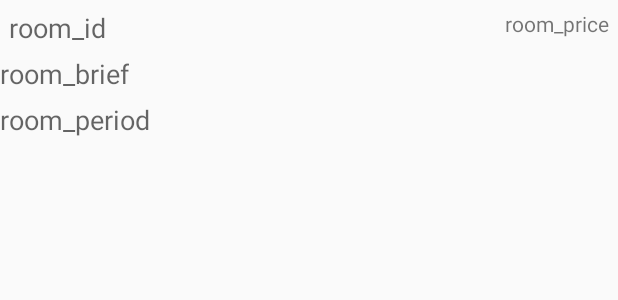
After one commit to AaronVon/TiaoTiao, an Android app: the layout recommendentries.xml on its own in the app's theme, with its tools: preview values and no code run, on a phone screen of 412 x 824 dp. The commit adds this screen. Shown: the top 300 px of the screen. Run offline under Robolectric (Android 15) with nearby library versions, the phone set to English and light mode, and no system bars.

Commit message:
update
some module update

```diff
--- a/app/src/main/AndroidManifest.xml
+++ b/app/src/main/AndroidManifest.xml
@@ -2,6 +2,7 @@
 <manifest xmlns:android="http://schemas.android.com/apk/res/android"
     package="com.example.aaron.tiaotiao" >
 
+    <uses-permission android:name="android.permission.INTERNET" />
     <application
         android:allowBackup="true"
         android:icon="@mipmap/ic_launcher"
@@ -16,6 +17,9 @@
                 <category android:name="android.intent.category.LAUNCHER" />
             </intent-filter>
         </activity>
+        <!--<activity android:name=".UserAccountActivity" />
+        <activity android:name=".RecommendAct" />-->
+
     </application>
 
 </manifest>
--- a/app/src/main/java/com/example/aaron/tiaotiao/MainActivity.java
+++ b/app/src/main/java/com/example/aaron/tiaotiao/MainActivity.java
@@ -136,15 +136,11 @@ public class MainActivity extends FragmentActivity {
                     fragmentManager.beginTransaction()
                             .replace(R.id.content_frame, new RecommendFragment())
                             .commit();
-
-                    mDrawerLayout.closeDrawers();
                     break;
                 case R.id.button_2:
                     fragmentManager.beginTransaction()
                             .replace(R.id.content_frame, new PartnerFragment())
                             .commit();
-
-                    mDrawerLayout.closeDrawers();
                     break;
                 case R.id.button_3:
                     fragmentManager.beginTransaction()
@@ -152,6 +148,8 @@ public class MainActivity extends FragmentActivity {
                             .commit();
                     break;
             }
+            mDrawerLayout.closeDrawers();
+
         }
     }
 }
--- a/app/src/main/res/layout/recommend_layout.xml
+++ b/app/src/main/res/layout/recommend_layout.xml
@@ -15,5 +15,5 @@
         android:footerDividersEnabled="false"
         android:headerDividersEnabled="false"
         android:smoothScrollbar="true"
-        ptr:ptrMode="both"/>
+        ptr:ptrMode="pullUpFromBottom"/>
 </LinearLayout>
--- /dev/null
+++ b/app/src/main/res/layout/recommendentries.xml
@@ -0,0 +1,57 @@
+<?xml version="1.0" encoding="utf-8"?>
+<RelativeLayout xmlns:android="http://schemas.android.com/apk/res/android"
+    android:layout_width="match_parent" android:layout_height="match_parent">
+
+
+    <ImageView
+        android:adjustViewBounds="true"
+        android:scaleType="fitXY"
+        android:layout_width="match_parent"
+        android:layout_height="wrap_content"
+        android:id="@+id/room_img"
+        android:layout_alignParentTop="true"
+        android:layout_centerHorizontal="true" />
+
+    <TextView
+        android:layout_width="wrap_content"
+        android:layout_height="wrap_content"
+        android:padding="6dp"
+        android:text="room_id"
+        android:textAppearance="?android:attr/textAppearanceMedium"
+        android:id="@+id/room_id"
+        android:layout_below="@+id/room_img"
+        android:layout_alignParentLeft="true"
+        android:layout_alignParentStart="true" />
+
+    <TextView
+        android:layout_width="wrap_content"
+        android:layout_height="wrap_content"
+        android:padding="6dp"
+        android:textAppearance="?android:attr/textAppearanceSmall"
+        android:text="room_price"
+        android:id="@+id/room_price"
+        android:layout_below="@+id/room_img"
+        android:layout_alignParentRight="true"
+        android:layout_alignParentEnd="true" />
+
+    <TextView
+        android:layout_width="wrap_content"
+        android:layout_height="wrap_content"
+        android:paddingBottom="6dp"
+        android:textAppearance="?android:attr/textAppearanceMedium"
+        android:text="room_brief"
+        android:id="@+id/room_brief"
+        android:layout_below="@+id/room_id"
+        android:layout_alignParentLeft="true"
+        android:layout_alignParentStart="true" />
+
+    <TextView
+        android:layout_width="wrap_content"
+        android:layout_height="wrap_content"
+        android:textAppearance="?android:attr/textAppearanceMedium"
+        android:text="room_period"
+        android:id="@+id/room_period"
+        android:layout_below="@+id/room_brief"
+        android:layout_alignParentLeft="true"
+        android:layout_alignParentStart="true" />
+</RelativeLayout>
```
Also changed, not shown: app/src/main/java/com/example/aaron/tiaotiao/Adapters/EntriesAdapter.java (added, +118 -0 lines), app/src/main/java/com/example/aaron/tiaotiao/EntriesAdapter.java (deleted, +0 -73 lines), app/src/main/java/com/example/aaron/tiaotiao/Fragments/RecommendFragment.java (+101 -24 lines), app/src/main/java/com/example/aaron/tiaotiao/Parsers/RecommendXMLParser.java (added, +127 -0 lines), app/src/main/res/layout/entries.xml (deleted, +0 -23 lines), app/src/main/res/layout/menuleft_layout.xml (+6 -3 lines), 2 other files.
